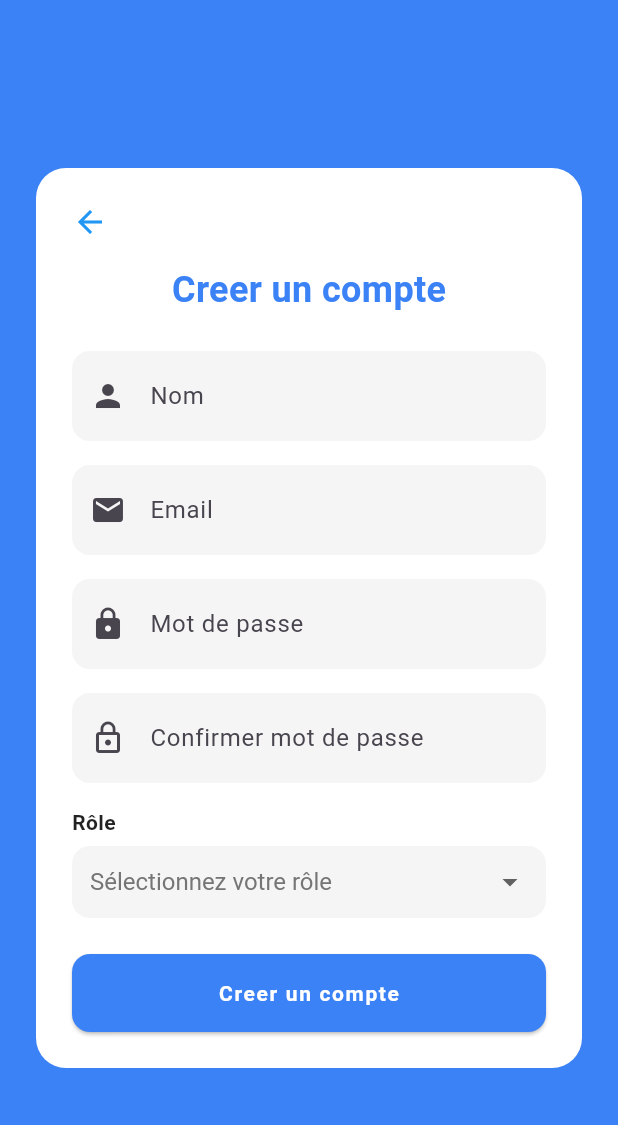
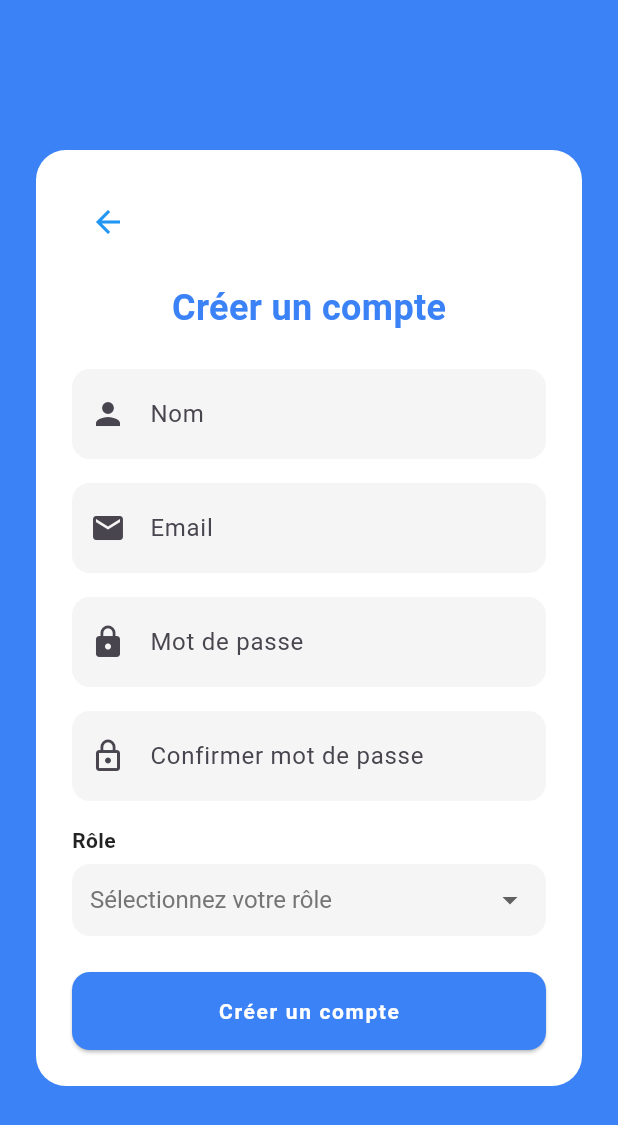
Before and after one commit to mvondojunior/edupasss, a Flutter app: the RegisterPage screen opened directly, on a phone screen of 412 x 824 dp. Shown: the top 1125 px of the screen. Run offline on Flutter 3.47's test engine with Material 3 defaults, Android fonts, the phone set to English and light mode, and no system bars; our stand-ins replace cloud_firestore, firebase_auth, firebase_core; accounts and stored records are empty.

Commit message:
premiere version

```diff
--- a/lib/components/custom_button.dart
+++ b/lib/components/custom_button.dart
@@ -0,0 +1,61 @@
+import 'package:flutter/material.dart';
+
+class CustomButton extends StatelessWidget {
+  final String text;
+  final VoidCallback onPressed;
+  final Color? backgroundColor;
+  final Color? textColor;
+  final bool isLoading;
+  final Widget? icon;
+  final BorderSide? borderSide;
+
+  const CustomButton({
+    Key? key,
+    required this.text,
+    required this.onPressed,
+    this.backgroundColor,
+    this.textColor,
+    this.isLoading = false,
+    this.icon,
+    this.borderSide,
+  }) : super(key: key);
+
+  @override
+  Widget build(BuildContext context) {
+    return SizedBox(
+      width: double.infinity,
+      child: ElevatedButton(
+        onPressed: isLoading ? null : onPressed,
+        style: ElevatedButton.styleFrom(
+          backgroundColor: backgroundColor ?? const Color(0xFF3B82F6),
+          foregroundColor: textColor ?? Colors.white,
+          padding: const EdgeInsets.symmetric(vertical: 16),
+          shape: RoundedRectangleBorder(
+            borderRadius: BorderRadius.circular(12),
+            side: borderSide ?? BorderSide.none,
+          ),
+        ),
+        child: isLoading
+            ? const CircularProgressIndicator(color: Colors.white)
+            : Row(
+          mainAxisSize: MainAxisSize.min,
+          mainAxisAlignment: MainAxisAlignment.center,
+          children: [
+            if (icon != null) ...[
+              icon!,
+              const SizedBox(width: 12),
+            ],
+            Text(
+              text,
+              style: TextStyle(
+                fontWeight: FontWeight.bold,
+                letterSpacing: 1.1,
+                color: textColor ?? Colors.white,
+              ),
+            ),
+          ],
+        ),
+      ),
+    );
+  }
+}
--- a/lib/components/custom_textfield.dart
+++ b/lib/components/custom_textfield.dart
@@ -6,6 +6,7 @@ class CustomTextfield extends StatelessWidget {
   final bool obscureText;
   final TextInputType keyboardType;
   final TextEditingController? controller;
+  final String? Function(String?)? validator; // Ajout du validator
 
   const CustomTextfield({
     Key? key,
@@ -14,7 +15,8 @@ class CustomTextfield extends StatelessWidget {
     this.obscureText = false,
     this.keyboardType = TextInputType.text,
     this.controller,
-    }) :super(key: key);
+    this.validator, // Ajout au constructeur
+  }) : super(key: key);
 
   @override
   Widget build(BuildContext context) {
@@ -33,7 +35,7 @@ class CustomTextfield extends StatelessWidget {
           borderSide: BorderSide.none,
         ),
       ),
-      validator: (value) {
+      validator: validator ?? (value) {
         if (value == null || value.isEmpty) {
           return 'Ce champ est requis';
         }
--- a/lib/views/auth/register_page.dart
+++ b/lib/views/auth/register_page.dart
@@ -1,6 +1,9 @@
 import 'package:flutter/material.dart';
 import 'package:edupasss/components/custom_textfield.dart';
 import 'package:edupasss/components/custom_dropdownfield.dart';
+import 'package:edupasss/components/custom_button.dart';
+import 'package:firebase_auth/firebase_auth.dart';
+import 'package:cloud_firestore/cloud_firestore.dart';
 
 class RegisterPage extends StatefulWidget {
   @override
@@ -20,9 +23,11 @@ class _RegisterPageState extends State<RegisterPage> {
 
   final List<DropdownMenuItem<String>> roleItems = const [
     DropdownMenuItem(value: 'Etudiant', child: Text('Étudiant')),
-    DropdownMenuItem(value: 'Enseignant', child: Text('Enseignant')),
+    DropdownMenuItem(value: 'Formateur', child: Text('Formateur')),
     DropdownMenuItem(value: 'Administrateur', child: Text('Administrateur')),
   ];
+
+  bool isLoading = false;
 
   @override
   Widget build(BuildContext context) {
@@ -42,13 +47,16 @@ class _RegisterPageState extends State<RegisterPage> {
               child: Column(
                 mainAxisSize: MainAxisSize.min,
                 children: [
-                  const Align(
+                  Align(
                     alignment: Alignment.centerLeft,
-                    child: Icon(Icons.arrow_back, color: Colors.blue),
+                    child: IconButton(
+                      icon: const Icon(Icons.arrow_back, color: Colors.blue),
+                      onPressed: () => Navigator.pushNamed(context, '/'),
+                    ),
                   ),
                   const SizedBox(height: 16),
                   Text(
-                    'Creer un compte',
+                    'Créer un compte',
                     style: TextStyle(
                       fontSize: 24,
                       fontWeight: FontWeight.bold,
@@ -62,6 +70,12 @@ class _RegisterPageState extends State<RegisterPage> {
                     hintText: 'Nom',
                     icon: Icons.person,
                     controller: nameController,
+                    validator: (value) {
+                      if (value == null || value.isEmpty) {
+                        return 'Veuillez entrer votre nom';
+                      }
+                      return null;
+                    },
                   ),
                   const SizedBox(height: 16),
 
@@ -71,6 +85,15 @@ class _RegisterPageState extends State<RegisterPage> {
                     icon: Icons.email,
                     keyboardType: TextInputType.emailAddress,
                     controller: emailController,
+                    validator: (value) {
+                      if (value == null || value.isEmpty) {
+                        return 'Veuillez entrer votre email';
+                      }
+                      if (!RegExp(r'^[^@]+@[^@]+\.[^@]+').hasMatch(value)) {
+                        return 'Email invalide';
+                      }
+                      return null;
+                    },
                   ),
                   const SizedBox(height: 16),
 
@@ -80,6 +103,15 @@ class _RegisterPageState extends State<RegisterPage> {
                     icon: Icons.lock,
                     obscureText: true,
                     controller: passwordController,
+                    validator: (value) {
+                      if (value == null || value.isEmpty) {
+                        return 'Veuillez entrer votre mot de passe';
+                      }
+                      if (value.length < 6) {
+                        return 'Le mot de passe doit avoir au moins 6 caractères';
+                      }
+                      return null;
+                    },
                   ),
                   const SizedBox(height: 16),
 
@@ -89,6 +121,12 @@ class _RegisterPageState extends State<RegisterPage> {
                     icon: Icons.lock_outline,
                     obscureText: true,
                     controller: confirmPasswordController,
+                    validator: (value) {
+                      if (value == null || value.isEmpty) {
+                        return 'Veuillez confirmer votre mot de passe';
+                      }
+                      return null;
+                    },
                   ),
                   const SizedBox(height: 16),
 
@@ -108,26 +146,11 @@ class _RegisterPageState extends State<RegisterPage> {
                   const SizedBox(height: 24),
 
                   // Bouton d'inscription
-                  SizedBox(
-                    width: double.infinity,
-                    child: ElevatedButton(
-                      onPressed: _handleSubmit,
-                      style: ElevatedButton.styleFrom(
-                        backgroundColor: blueColor,
-                        padding: const EdgeInsets.symmetric(vertical: 16),
-                        shape: RoundedRectangleBorder(
-                          borderRadius: BorderRadius.circular(12),
-                        ),
-                      ),
-                      child: const Text(
-                        'Creer un compte',
-                        style: TextStyle(
-                          color: Colors.white,
-                          fontWeight: FontWeight.bold,
-                          letterSpacing: 1.1,
-                        ),
-                      ),
-                    ),
+                  CustomButton(
+                    text: 'Créer un compte',
+                    onPressed: _handleSubmit,
+                    isLoading: isLoading,
+                    backgroundColor: blueColor,
                   ),
                 ],
               ),
@@ -138,7 +161,7 @@ class _RegisterPageState extends State<RegisterPage> {
     );
   }
 
-  void _handleSubmit() {
+  Future<void> _handleSubmit() async {
     if (_formKey.currentState!.validate()) {
       if (selectedRole == null) {
         _showSnackBar('Veuillez sélectionner un rôle.');
@@ -148,9 +171,40 @@ class _RegisterPageState extends State<RegisterPage> {
         _showSnackBar('Les mots de passe ne correspondent pas.');
         return;
       }
-      _showSnackBar('Inscription réussie !', success: true);
+
+      setState(() => isLoading = true);
+
+      try {
+        UserCredential userCredential = await FirebaseAuth.instance.createUserWithEmailAndPassword(
+          email: emailController.text.trim(),
+          password: passwordController.text.trim(),
+        );
+
+        await FirebaseFirestore.instance.collection('users').doc(userCredential.user!.uid).set({
+          'name': nameController.text.trim(),
+          'email': emailController.text.trim(),
+          'role': selectedRole,
+          'createdAt': Timestamp.now(),
+        });
+
+        _showSnackBar('Inscription réussie !', success: true);
+        Navigator.pushReplacementNamed(context, '/login');
+      } on FirebaseAuthException catch (e) {
+        String message = 'Erreur inconnue';
+        if (e.code == 'weak-password') {
+          message = 'Le mot de passe est trop faible.';
+        } else if (e.code == 'email-already-in-use') {
+          message = 'Cet email est déjà utilisé.';
+        } else if (e.code == 'invalid-email') {
+          message = 'Email invalide.';
+        }
+        _showSnackBar(message);
+      } finally {
+        setState(() => isLoading = false);
+      }
     }
   }
+
   void _showSnackBar(String message, {bool success = false}) {
     ScaffoldMessenger.of(context).showSnackBar(
       SnackBar(
--- a/pubspec.yaml
+++ b/pubspec.yaml
@@ -34,6 +34,10 @@ dependencies:
   # The following adds the Cupertino Icons font to your application.
   # Use with the CupertinoIcons class for iOS style icons.
   cupertino_icons: ^1.0.8
+  firebase_core: ^4.0.0
+  firebase_auth: ^6.0.1
+  cloud_firestore: ^6.0.0
+
 
 dev_dependencies:
   flutter_test:
```
Also changed, not shown: lib/components/custom_navigation_student.dart (added, +69 -0 lines), lib/main.dart (+21 -4 lines), lib/views/auth/login_page.dart (+87 -79 lines), lib/views/userscreen/student/chat_bot.dart (added, +16 -0 lines), lib/views/userscreen/student/courses_page.dart (added, +16 -0 lines), lib/views/userscreen/student/profile_page.dart (added, +116 -0 lines), lib/views/userscreen/student/quiz_page.dart (added, +16 -0 lines), lib/views/userscreen/student/student_dashboard.dart (+107 -0 lines), lib/views/userscreen/student/tutorials_page.dart (added, +16 -0 lines), firebase.json (added), lib/firebase_options.dart (added), pubspec.lock, 7 other files.
